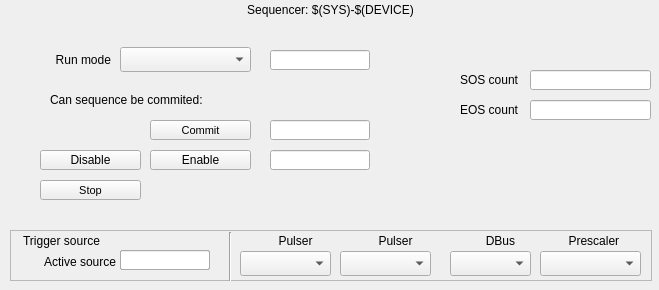
Before: the Qt Designer form evrMrmApp/opi/EVR/G_EVR_sequencer.ui in paulscherrerinstitute/mrfioc2, drawn with Qt 5.
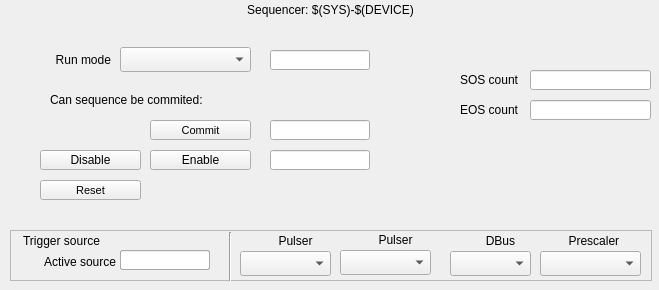
After: the same form once the commit is applied. Custom widgets are drawn as their Qt base class.

Commit message: EVR sequencer: GUI updated, length checks updated

The edit to the form file:
```diff
--- a/evrMrmApp/opi/EVR/G_EVR_sequencer.ui
+++ b/evrMrmApp/opi/EVR/G_EVR_sequencer.ui
@@ -78,7 +78,7 @@
     </font>
    </property>
    <property name="text">
-    <string>Stop</string>
+    <string>Reset</string>
    </property>
    <property name="channel" stdset="0">
     <string notr="true">$(SYS)-$(DEVICE):Seq-Reset-Cmd</string>
@@ -650,94 +650,6 @@
      </property>
     </widget>
    </widget>
-   <widget class="caMenu" name="camenu_pulser_2">
-    <property name="geometry">
-     <rect>
-      <x>330</x>
-      <y>21</y>
-      <width>91</width>
-      <height>25</height>
-     </rect>
-    </property>
-    <property name="channel" stdset="0">
-     <string notr="true">$(SYS)-$(DEVICE):Seq-Src-Pulse2-SP</string>
-    </property>
-    <property name="styleSheet" stdset="0">
-     <string notr="true"/>
-    </property>
-   </widget>
-   <widget class="QLabel" name="label_22">
-    <property name="geometry">
-     <rect>
-      <x>350</x>
-      <y>1</y>
-      <width>71</width>
-      <height>20</height>
-     </rect>
-    </property>
-    <property name="text">
-     <string>Pulser</string>
-    </property>
-    <property name="alignment">
-     <set>Qt::AlignCenter</set>
-    </property>
-   </widget>
-   <widget class="caFrame" name="caframe_pulser_led_2">
-    <property name="geometry">
-     <rect>
-      <x>330</x>
-      <y>1</y>
-      <width>19</width>
-      <height>19</height>
-     </rect>
-    </property>
-    <property name="macro">
-     <string notr="true">CHAN=$(SYS)-$(DEVICE):Seq-Src-Pulse-RB</string>
-    </property>
-    <property name="visibility">
-     <enum>caFrame::Calc</enum>
-    </property>
-    <property name="visibilityCalc">
-     <string notr="true">A=B&amp;&amp;A&lt;32&amp;&amp;A&gt;15</string>
-    </property>
-    <property name="channel" stdset="0">
-     <string notr="true">$(SYS)-$(DEVICE):Seq-Src-RB</string>
-    </property>
-    <property name="channelB">
-     <string notr="true">$(SYS)-$(DEVICE):Seq-Src-Pulse2-RB.RVAL</string>
-    </property>
-    <widget class="caLed" name="caled_10">
-     <property name="geometry">
-      <rect>
-       <x>0</x>
-       <y>1</y>
-       <width>16</width>
-       <height>16</height>
-      </rect>
-     </property>
-     <property name="falseColor">
-      <color>
-       <red>0</red>
-       <green>255</green>
-       <blue>0</blue>
-      </color>
-     </property>
-     <property name="trueColor">
-      <color>
-       <red>0</red>
-       <green>255</green>
-       <blue>0</blue>
-      </color>
-     </property>
-     <property name="undefinedColor">
-      <color>
-       <red>0</red>
-       <green>255</green>
-       <blue>0</blue>
-      </color>
-     </property>
-    </widget>
-   </widget>
    <widget class="caFrame" name="caframe_pulser_3">
     <property name="geometry">
      <rect>
@@ -776,6 +688,126 @@
      </property>
     </widget>
    </widget>
+   <widget class="caFrame" name="caframe">
+    <property name="geometry">
+     <rect>
+      <x>330</x>
+      <y>0</y>
+      <width>91</width>
+      <height>51</height>
+     </rect>
+    </property>
+    <property name="lineWidth">
+     <number>0</number>
+    </property>
+    <property name="macro">
+     <string notr="true">SYS=$(SYS),DEVICE=$(DEVICE),FF=$(FF)</string>
+    </property>
+    <property name="background">
+     <color>
+      <red>0</red>
+      <green>0</green>
+      <blue>0</blue>
+     </color>
+    </property>
+    <property name="visibility">
+     <enum>caFrame::Calc</enum>
+    </property>
+    <property name="visibilityCalc">
+     <string notr="true">A&gt;0</string>
+    </property>
+    <property name="channel" stdset="0">
+     <string notr="true">$(SYS)-$(DEVICE):Pul16-Ena-Sel.PINI</string>
+    </property>
+    <widget class="caFrame" name="caframe_pulser_led_2">
+     <property name="geometry">
+      <rect>
+       <x>0</x>
+       <y>0</y>
+       <width>19</width>
+       <height>19</height>
+      </rect>
+     </property>
+     <property name="macro">
+      <string notr="true">CHAN=$(SYS)-$(DEVICE):Seq-Src-Pulse-RB</string>
+     </property>
+     <property name="visibility">
+      <enum>caFrame::Calc</enum>
+     </property>
+     <property name="visibilityCalc">
+      <string notr="true">A=B&amp;&amp;A&lt;32&amp;&amp;A&gt;15</string>
+     </property>
+     <property name="channel" stdset="0">
+      <string notr="true">$(SYS)-$(DEVICE):Seq-Src-RB</string>
+     </property>
+     <property name="channelB">
+      <string notr="true">$(SYS)-$(DEVICE):Seq-Src-Pulse2-RB.RVAL</string>
+     </property>
+     <widget class="caLed" name="caled_10">
+      <property name="geometry">
+       <rect>
+        <x>0</x>
+        <y>1</y>
+        <width>16</width>
+        <height>16</height>
+       </rect>
+      </property>
+      <property name="falseColor">
+       <color>
+        <red>0</red>
+        <green>255</green>
+        <blue>0</blue>
+       </color>
+      </property>
+      <property name="trueColor">
+       <color>
+        <red>0</red>
+        <green>255</green>
+        <blue>0</blue>
+       </color>
+      </property>
+      <property name="undefinedColor">
+       <color>
+        <red>0</red>
+        <green>255</green>
+        <blue>0</blue>
+       </color>
+      </property>
+     </widget>
+    </widget>
+    <widget class="QLabel" name="label_22">
+     <property name="geometry">
+      <rect>
+       <x>20</x>
+       <y>0</y>
+       <width>71</width>
+       <height>20</height>
+      </rect>
+     </property>
+     <property name="text">
+      <string>Pulser</string>
+     </property>
+     <property name="alignment">
+      <set>Qt::AlignCenter</set>
+     </property>
+    </widget>
+    <widget class="caMenu" name="camenu_pulser_2">
+     <property name="geometry">
+      <rect>
+       <x>0</x>
+       <y>20</y>
+       <width>91</width>
+       <height>25</height>
+      </rect>
+     </property>
+     <property name="channel" stdset="0">
+      <string notr="true">$(SYS)-$(DEVICE):Seq-Src-Pulse2-SP</string>
+     </property>
+     <property name="styleSheet" stdset="0">
+      <string notr="true"/>
+     </property>
+    </widget>
+   </widget>
   </widget>
   <widget class="caMenu" name="camenu_2">
    <property name="geometry">
```
Left out of the diff: 3 changed lines with no effect on the pictures. The commit also changes 3 other files.
